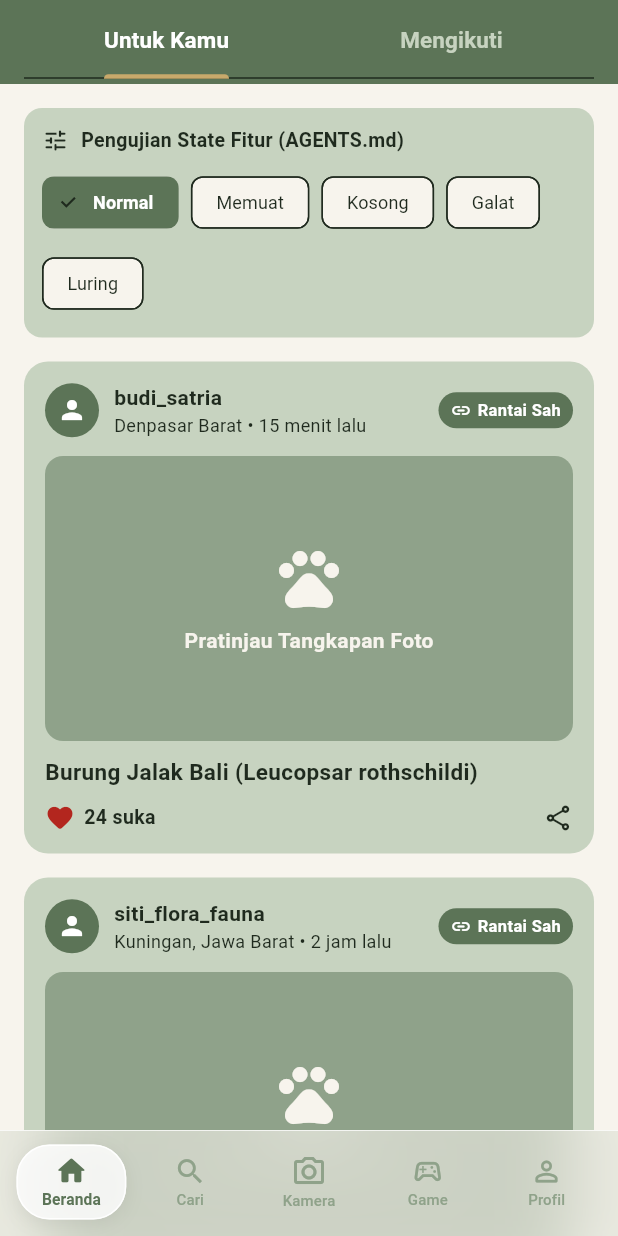
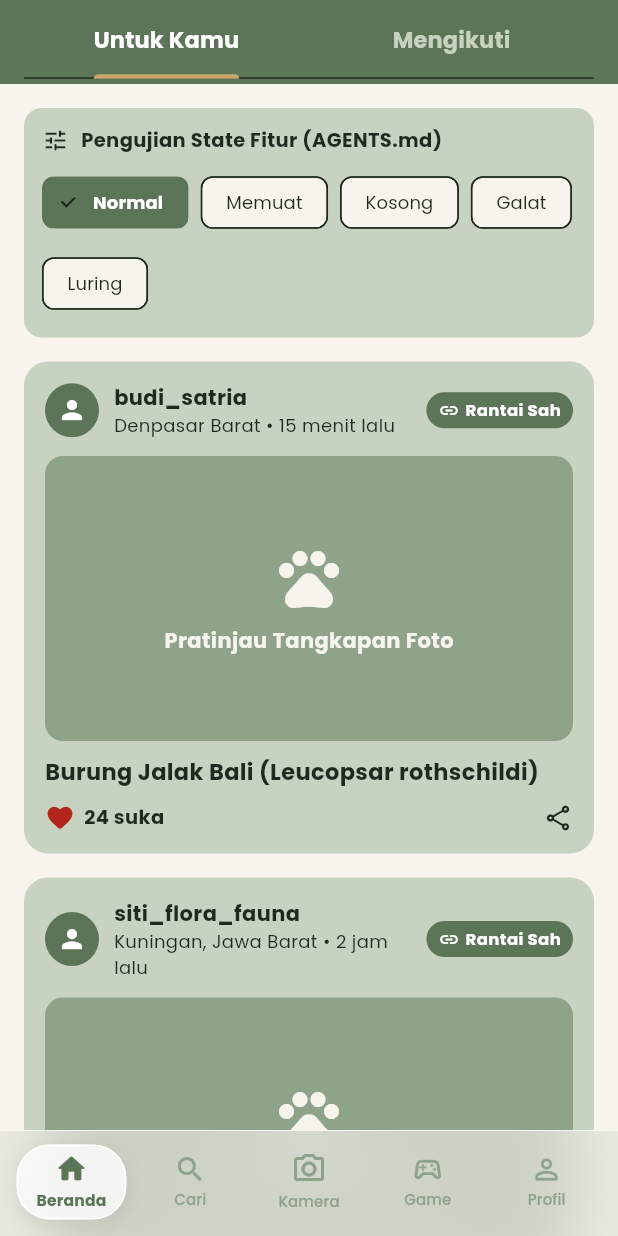
Before and after one commit to justin-rar/faunova, a Flutter app: the screen it shows after launch, on a phone screen of 412 x 824 dp. Run offline on Flutter 3.47's test engine with Material 3 defaults, Android fonts, the light colour scheme and no system bars; our stand-ins replace google_fonts, supabase_flutter; accounts and stored records are empty.

Commit message:
feat(ui): integrasikan font Google Fonts Poppins pada tema aplikasi dan homebar

```diff
--- a/lib/core/theme/app_theme.dart
+++ b/lib/core/theme/app_theme.dart
@@ -1,5 +1,6 @@
 import 'package:flutter/material.dart';
 import 'package:flutter/services.dart';
+import 'package:google_fonts/google_fonts.dart';
 import 'app_colors.dart';
 
 class AppTheme {
@@ -20,19 +21,19 @@ class AppTheme {
         error: AppColors.merahStatus,
         onError: AppColors.teksPutih,
       ),
-      appBarTheme: const AppBarTheme(
+      appBarTheme: AppBarTheme(
         backgroundColor: AppColors.sageTua,
         foregroundColor: AppColors.teksPutih,
         elevation: 0,
         centerTitle: true,
-        titleTextStyle: TextStyle(
+        titleTextStyle: GoogleFonts.poppins(
           color: AppColors.teksPutih,
           fontSize: 18,
           fontWeight: FontWeight.w600,
           letterSpacing: 0.2,
         ),
-        iconTheme: IconThemeData(color: AppColors.teksPutih),
-        systemOverlayStyle: SystemUiOverlayStyle(
+        iconTheme: const IconThemeData(color: AppColors.teksPutih),
+        systemOverlayStyle: const SystemUiOverlayStyle(
           statusBarColor: Colors.transparent,
           statusBarIconBrightness: Brightness.light,
           statusBarBrightness: Brightness.dark,
@@ -55,7 +56,7 @@ class AppTheme {
           shape: RoundedRectangleBorder(
             borderRadius: BorderRadius.circular(12),
           ),
-          textStyle: const TextStyle(
+          textStyle: GoogleFonts.poppins(
             fontSize: 15,
             fontWeight: FontWeight.w600,
             color: AppColors.teksGelap,
@@ -70,12 +71,13 @@ class AppTheme {
           shape: RoundedRectangleBorder(
             borderRadius: BorderRadius.circular(12),
           ),
-          textStyle: const TextStyle(
+          textStyle: GoogleFonts.poppins(
             fontSize: 14,
             fontWeight: FontWeight.w600,
           ),
         ),
       ),
+      fontFamily: GoogleFonts.poppins().fontFamily,
       textTheme: const TextTheme(
         displayLarge: TextStyle(color: AppColors.teksGelap, fontWeight: FontWeight.bold),
         displayMedium: TextStyle(color: AppColors.teksGelap, fontWeight: FontWeight.bold),
--- a/lib/core/widgets/glass_bottom_bar.dart
+++ b/lib/core/widgets/glass_bottom_bar.dart
@@ -1,5 +1,6 @@
 import 'dart:ui';
 import 'package:flutter/material.dart';
+import 'package:google_fonts/google_fonts.dart';
 import '../theme/app_colors.dart';
 
 /// Bottom bar dengan efek kaca (glassmorphism) berbentuk bar penuh (bukan melayang)
@@ -163,7 +164,7 @@ class GlassBottomBar extends StatelessWidget {
               const SizedBox(height: 2),
               AnimatedDefaultTextStyle(
                 duration: const Duration(milliseconds: 200),
-                style: TextStyle(
+                style: GoogleFonts.poppins(
                   fontSize: 10,
                   fontWeight: isSelected ? FontWeight.w700 : FontWeight.w500,
                   color: isSelected ? AppColors.sageTua : AppColors.sage,
--- a/pubspec.yaml
+++ b/pubspec.yaml
@@ -9,6 +9,7 @@ environment:
 dependencies:
   flutter:
     sdk: flutter
+  google_fonts: ^9.0.0
   supabase_flutter: ^2.18.3
 
 dev_dependencies:
```
Also changed, not shown: pubspec.lock, 2 other files.
